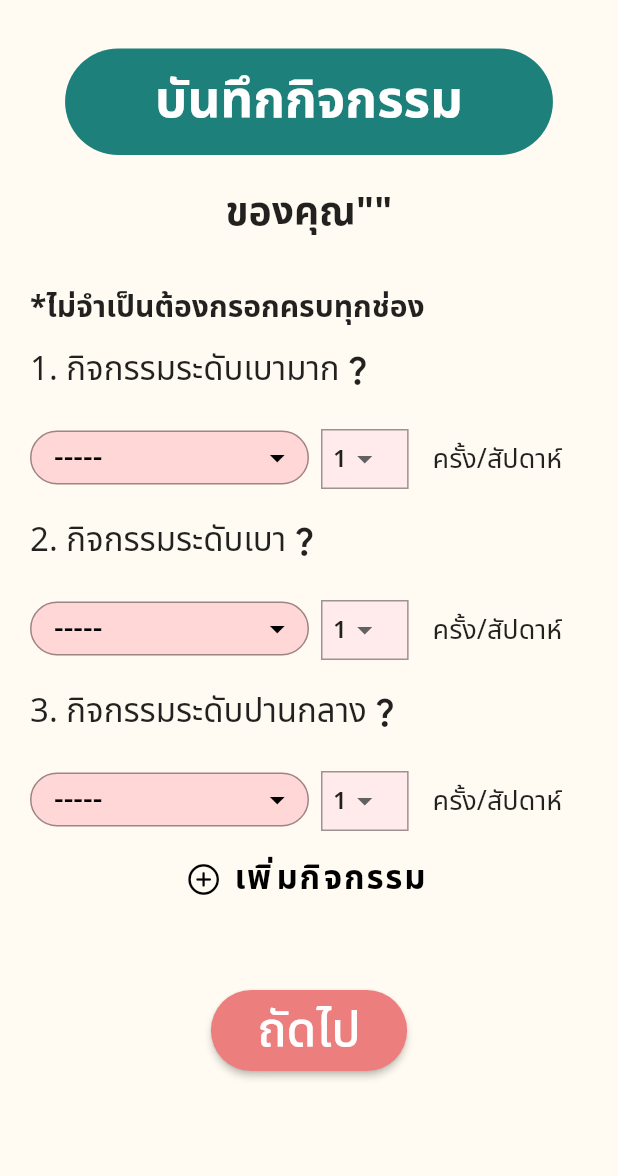
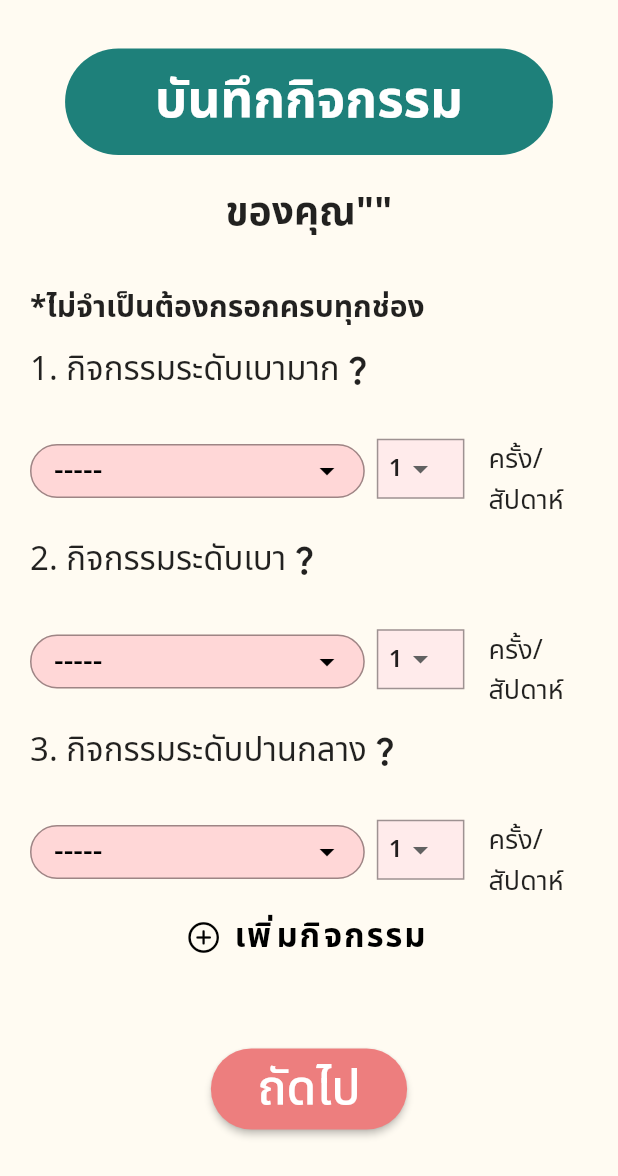
Before and after one commit to AINutritionProject/KinDeeUDee, a Flutter app: the ActivityForm screen opened directly with empty values, on a phone screen of 412 x 824 dp. Shown: the top 1176 px of the screen. Run offline on Flutter 3.47's test engine with Material 2 defaults, Android fonts, the phone set to English and light mode, and no system bars; our stand-ins replace camera, cloud_firestore, csv, dotted_border, email_validator, firebase_auth and 9 more; missing offline and left inert: tflite_flutter; accounts and stored records are empty; project files that could hold a hidden picture were left out.

Commit message:
activity_form fix overflow

```diff
--- a/lib/pages/information/activity_form.dart
+++ b/lib/pages/information/activity_form.dart
@@ -671,11 +671,11 @@ class _ActivityDisplayState extends State<ActivityDisplay> {
     return Column(
       children: [
         Row(
-          crossAxisAlignment: CrossAxisAlignment.start,
+          crossAxisAlignment: CrossAxisAlignment.center,
           mainAxisAlignment: MainAxisAlignment.spaceEvenly,
           children: [
             Expanded(
-              flex: 5,
+              flex: 6,
               child: Padding(
                 padding: const EdgeInsets.only(top: 3.0),
                 child: WideDropDown(
@@ -701,7 +701,7 @@ class _ActivityDisplayState extends State<ActivityDisplay> {
               ),
             ),
             const Expanded(
-              flex: 3,
+              flex: 2,
               child: Padding(
                 padding: EdgeInsets.only(left: 8.0, top: 15),
                 child: Text(
```
